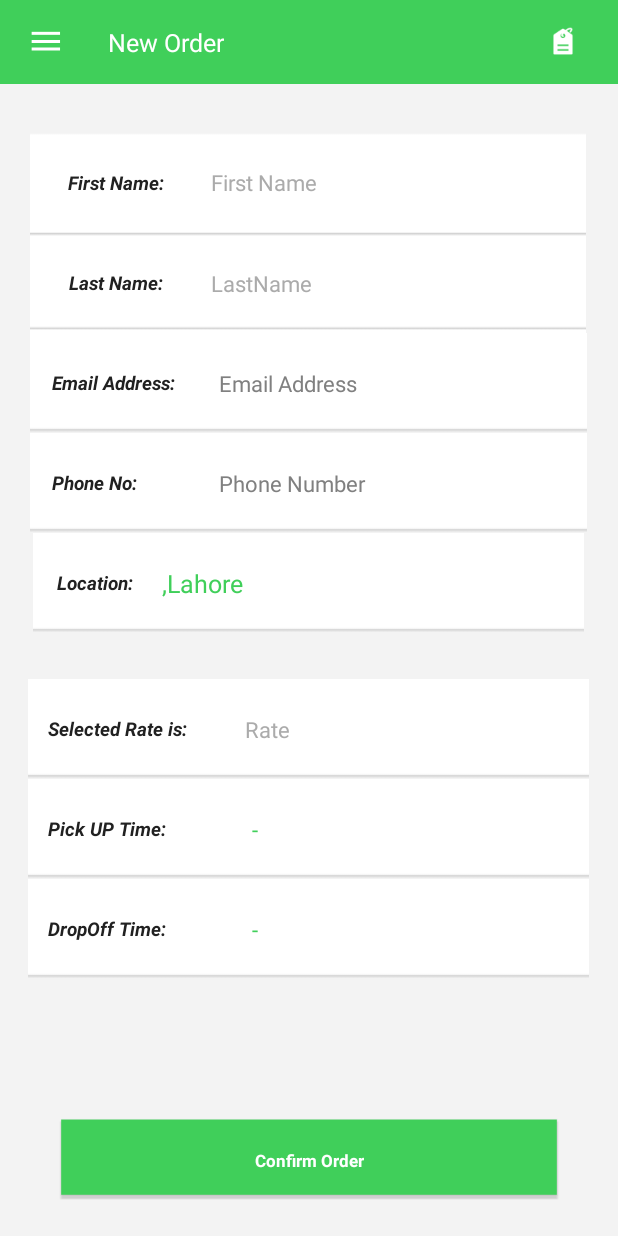
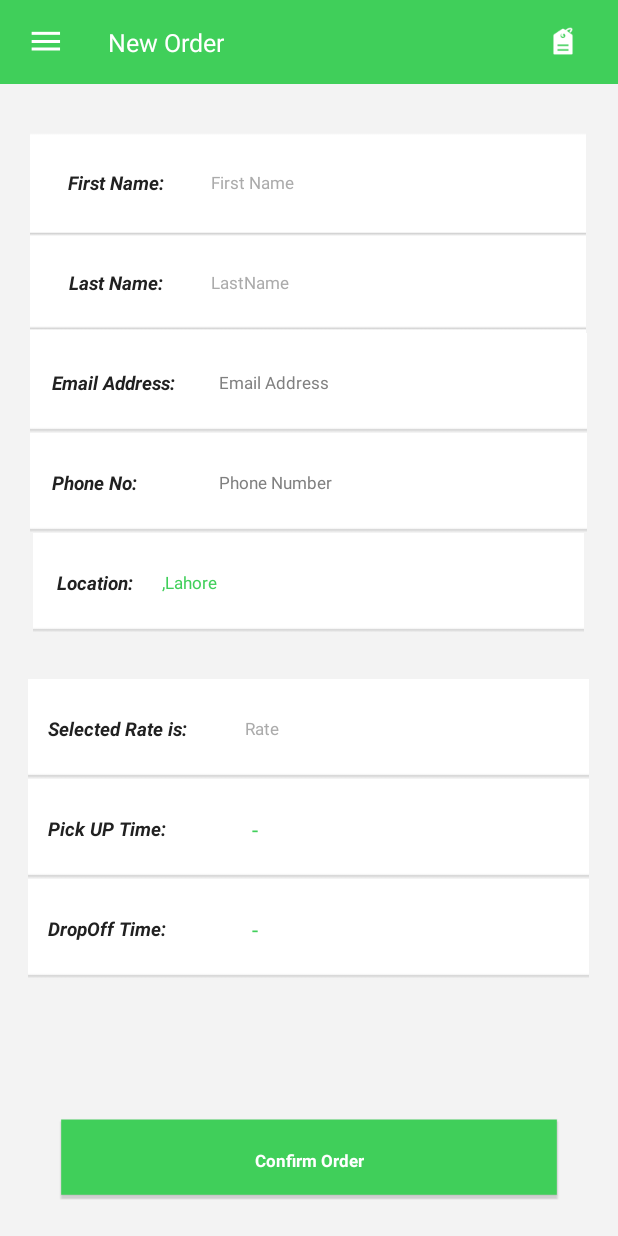
Before and after one commit to ehsan-aslam/ZipJetClone, an Android app: the fragment ConfirmationFragment placed in its activity, on a phone screen of 412 x 824 dp. Run offline under Robolectric (Android 15) with nearby library versions, the phone set to English and light mode, and no system bars; 4 statements that could not run were skipped.

Commit message:
Latest Changes regarding Logout and Maps

```diff
--- a/app/src/main/AndroidManifest.xml
+++ b/app/src/main/AndroidManifest.xml
@@ -75,6 +75,7 @@
             android:name=".ui.activity.HomeActivity"
             android:configChanges="orientation"
             android:screenOrientation="portrait"
+            android:launchMode="singleInstance"
             android:theme="@android:style/Theme.Light.NoTitleBar"/>
 
         <activity
--- a/app/src/main/java/putitout/zipjetclone/ui/activity/HomeActivity.java
+++ b/app/src/main/java/putitout/zipjetclone/ui/activity/HomeActivity.java
@@ -47,7 +47,7 @@ public class HomeActivity extends BaseActivity implements View.OnClickListener,O
 
 
     private TypefaceTextView headerTextView;
-    private TextView placeTextView;
+
     private TextView menuOrderTextView;
     private TextView menuPricingTextView;
     private TextView menuHelpTextView;
@@ -124,30 +124,7 @@ public class HomeActivity extends BaseActivity implements View.OnClickListener,O
         menuLogoutTextView = (TextView) findViewById(R.id.menuLogoutTextView);
         menuLogoutTextView.setOnClickListener(this);
 
-        Bundle bundle = getIntent().getExtras();
-//        longitude = bundle.getDouble("long");
-
-        if(bundle!=null) {
-            latitude = bundle.getDouble("lat");
-            longitude = bundle.getDouble("long");
-            ZLog.info(TAG + "latitude :" + latitude);
-            ZLog.info(TAG + "longitude :" + longitude);
-        } else {
-            ZLog.info(TAG + ""+ bundle);
-        }
-
-
-
-        Bundle bundl = new Bundle();
-
-        bundl.putDouble("lat",latitude);
-        bundl.putDouble("long",longitude);
-
-        ConfirmationFragment orderFragment = new ConfirmationFragment();
-        orderFragment.setArguments(bundl);
-        getSupportFragmentManager().beginTransaction().
-                replace(R.id.fragmentContainerLayout,new OrderFragment(),OrderFragment.TAG).
-                commit();
+        getLatLgCoordinates();
         registerBackStackListener();
 
 //        Window window = this.getWindow();
@@ -161,18 +138,9 @@ public class HomeActivity extends BaseActivity implements View.OnClickListener,O
 
     }
 
-
     @Override
     protected void onActivityResult(int requestCode, int resultCode, Intent data) {
         super.onActivityResult(requestCode, resultCode, data);
-
-//        OrderFragment orderFragment = (OrderFragment) getSupportFragmentManager().findFragmentByTag(OrderFragment.TAG);
-//        if (orderFragment != null) {
-//            orderFragment.onActivityResult(requestCode, resultCode, data);
-//            return;
-//        }
-
-
     }
 
     @Override
@@ -191,6 +159,28 @@ public class HomeActivity extends BaseActivity implements View.OnClickListener,O
     public void changeViewsVisibility(){
 //        headerTextView.setText(R.string.newOrder);
 //        pricingImageView.setVisibility(View.VISIBLE);
+    }
+
+    public void getLatLgCoordinates(){
+
+        Bundle bundle = getIntent().getExtras();
+
+        if(bundle!=null) {
+            latitude = bundle.getDouble(ZUtil.KEY_LATITUDE);
+            longitude = bundle.getDouble(ZUtil.KEY_LONGITUDE);
+        } else {}
+
+        Bundle mBundle = new Bundle();
+
+        mBundle.putDouble(ZUtil.KEY_LATITUDE,latitude);
+        mBundle.putDouble(ZUtil.KEY_LONGITUDE,longitude);
+
+        ConfirmationFragment orderFragment = new ConfirmationFragment();
+        orderFragment.setArguments(mBundle);
+
+        getSupportFragmentManager().beginTransaction().
+                replace(R.id.fragmentContainerLayout,new OrderFragment(),OrderFragment.TAG).
+                commit();
     }
 
     @Override
@@ -212,7 +202,6 @@ public class HomeActivity extends BaseActivity implements View.OnClickListener,O
             case R.id.menuPricingTextView:
                 clearPreviousBackStackTillHomeActivity();
                 Toast.makeText(this,"Pricing",Toast.LENGTH_LONG).show();
-                PricingFragment pricingFragment = new PricingFragment();
                 toggleMenu();
                 replaceFragment(R.id.fragmentContainerLayout,new PricingFragment(),PricingFragment.TAG,true);
                 break;
@@ -242,7 +231,6 @@ public class HomeActivity extends BaseActivity implements View.OnClickListener,O
                 break;
             case R.id.menuLogoutTextView:
                 showLogoutAlert();
-
                 break;
             case R.id.backImageView:
                 getSupportFragmentManager().popBackStack();
@@ -272,23 +260,20 @@ public class HomeActivity extends BaseActivity implements View.OnClickListener,O
 
 
     public void logOut() {
+
         try {
             ZPrefs.clearSharedPreferences(this);
-//            AlbumListingFragment.clearCache();
-//            KCacheManager.getInstance().clearCache();
-//            KCacheManager.getInstance().getImageLoader().clearCache();
         } catch (Exception e) {}
         Intent intent = new Intent(this, PagerActivity.class);
         startActivity(intent);
         finish();
     }
+
     private BroadcastReceiver broadcastReceiver = new BroadcastReceiver() {
         @Override
         public void onReceive(Context context, Intent intent) {
             if(intent.getAction().equals(ZUtil.BROADCAST_ACTION_KILL_PREVIOUS_ACTIVITIES)){
-
             }
-
         }
     };
 
--- a/app/src/main/java/putitout/zipjetclone/ui/activity/LoginActivity.java
+++ b/app/src/main/java/putitout/zipjetclone/ui/activity/LoginActivity.java
@@ -87,7 +87,7 @@ public class LoginActivity extends BaseActivity implements View.OnClickListener,
             emailEditText.setError(null);
         }
         if (ZUtil.isEmpty(passwordEditText.getText().toString())) {
-            passwordEditText.setError(ZUtil.getErrorHtmlFromString(getString(R.string.passwordErrorMessageEmpty)));
+            passwordEditText.setError(ZUtil.getErrorHtmlFromString(getString(R.string.passwordErrorMessageEmpt)));
             confirmLoginButton.setBackgroundResource(R.drawable.save_contact_details_off);
         } else {
             passwordEditText.setError(null);
--- a/app/src/main/java/putitout/zipjetclone/ui/activity/MapActivity.java
+++ b/app/src/main/java/putitout/zipjetclone/ui/activity/MapActivity.java
@@ -24,6 +24,7 @@ import java.io.IOException;
 import putitout.zipjetclone.R;
 import putitout.zipjetclone.ui.util.ZLog;
 import putitout.zipjetclone.ui.util.ZPrefs;
+import putitout.zipjetclone.ui.util.ZUtil;
 
 /**
  * Created by SA on 5/19/2016.
@@ -220,8 +221,8 @@ public class MapActivity extends BaseActivity implements View.OnClickListener  {
                 ZLog.info("address"+address);
                 Intent intent = new Intent(this,HomeActivity.class);
                 Bundle b = new Bundle();
-                b.putDouble("lat",latitude);
-                b.putDouble("long",longitude);
+                b.putDouble(ZUtil.KEY_LATITUDE,latitude);
+                b.putDouble(ZUtil.KEY_LONGITUDE,longitude);
                 intent.putExtras(b);
                 startActivityForResult(intent,10);
 
--- a/app/src/main/java/putitout/zipjetclone/ui/fragment/confirmation/ConfirmationFragment.java
+++ b/app/src/main/java/putitout/zipjetclone/ui/fragment/confirmation/ConfirmationFragment.java
@@ -13,7 +13,6 @@ import android.widget.Toast;
 import putitout.zipjetclone.R;
 import putitout.zipjetclone.ui.activity.HomeActivity;
 import putitout.zipjetclone.ui.fragment.BaseFragment;
-import putitout.zipjetclone.ui.util.ZLog;
 import putitout.zipjetclone.ui.util.ZPrefs;
 import putitout.zipjetclone.ui.util.ZUtil;
 
@@ -39,8 +38,8 @@ public class ConfirmationFragment extends BaseFragment implements View.OnClickLi
 
     private Button saveOrderButton;
 
-    private double lat;
-    private double lon;
+    private double latitude;
+    private double longitude;
 
     String selectedRate;
 
@@ -72,41 +71,9 @@ public class ConfirmationFragment extends BaseFragment implements View.OnClickLi
         saveOrderButton = (Button) v.findViewById(R.id.saveOrderButton);
         saveOrderButton.setOnClickListener(this);
         ZUtil.doSoftInputHide(getActivity());
+        Toast.makeText(getActivity(),"Following are your details",Toast.LENGTH_LONG).show();
+        showSavedData();
 
-
-        Bundle bundle = this.getArguments();
-        String firstName = bundle.getString("firstName");
-        String lastName = bundle.getString("lastName");
-        String email = bundle.getString("email_off_icon");
-        String phoneNumber = bundle.getString("phoneNumber");
-
-        firstNameTextView.setText(firstName);
-        LastNameTextView.setText(lastName);
-        emailTextView.setText(email);
-        phoneNumberTextView.setText(phoneNumber);
-
-
-        String selectedRate = ZPrefs.getString(getActivity(),ZPrefs.KEY_RATE,"");
-        String pickUpTime = ZPrefs.getString(getActivity(),ZPrefs.KEY_PICK_UP_TIME,"");
-        String pickUpDate = ZPrefs.getString(getActivity(),ZPrefs.KEY_PICK_UP_DATE,"");
-        String dropOffTime = ZPrefs.getString(getActivity(),ZPrefs.KEY_DROP_OFF_TIME,"");
-        String dropOffDate = ZPrefs.getString(getActivity(),ZPrefs.KEY_DROP_OFF_DATE,"");
-        String address = ZPrefs.getString(getActivity(),ZPrefs.KEY_ADDRESS,"");
-        rateTextView.setText(selectedRate);
-        pickUpDateTexView.setText(pickUpDate+" "+"-"+pickUpTime);
-        dropOffDateTextView.setText(dropOffDate+" "+"-"+dropOffTime);
-
-        ZLog.info(""+TAG + "address:" + address);
-        ZLog.info(""+TAG + "pickUpTime: " + pickUpTime);
-        ZLog.info(""+TAG + "dropOffTime:" + dropOffTime);
-
-        Toast.makeText(getActivity(),"Following are your details",Toast.LENGTH_LONG).show();
-
-        lat = Double.longBitsToDouble(ZPrefs.getLong(getActivity(),ZPrefs.KEY_LATITUDE,0));
-        lon = Double.longBitsToDouble(ZPrefs.getLong(getActivity(),ZPrefs.KEY_LONGITUDE,0));
-
-        locationTextView.setText(address + "," + "Lahore");
-//        +"Lahore " + "--" + "  "+"Lat: " + lat + " , " + " Long: " + lon
     }
 
     @Override
@@ -126,6 +93,40 @@ public class ConfirmationFragment extends BaseFragment implements View.OnClickLi
     @Override
     public void onVisible() {}
 
+
+    public void showSavedData(){
+
+        Bundle bundle = this.getArguments();
+        String firstName = bundle.getString(ZUtil.KEY_FIRST_NAME);
+        String lastName = bundle.getString(ZUtil.KEY_LAST_NAME);
+        String email = bundle.getString(ZUtil.KEY_EMAIL);
+        String phoneNumber = bundle.getString(ZUtil.KEY_MOBILE);
+
+        firstNameTextView.setText(firstName);
+        LastNameTextView.setText(lastName);
+        emailTextView.setText(email);
+        phoneNumberTextView.setText(phoneNumber);
+
+
+        String selectedRate = ZPrefs.getString(getActivity(),ZPrefs.KEY_RATE,"");
+        String pickUpTime = ZPrefs.getString(getActivity(),ZPrefs.KEY_PICK_UP_TIME,"");
+        String pickUpDate = ZPrefs.getString(getActivity(),ZPrefs.KEY_PICK_UP_DATE,"");
+        String dropOffTime = ZPrefs.getString(getActivity(),ZPrefs.KEY_DROP_OFF_TIME,"");
+        String dropOffDate = ZPrefs.getString(getActivity(),ZPrefs.KEY_DROP_OFF_DATE,"");
+        String address = ZPrefs.getString(getActivity(),ZPrefs.KEY_ADDRESS,"");
+
+        rateTextView.setText(selectedRate);
+
+        pickUpDateTexView.setText(pickUpDate+" "+"-"+pickUpTime);
+        dropOffDateTextView.setText(dropOffDate+" "+"-"+dropOffTime);
+
+        latitude = Double.longBitsToDouble(ZPrefs.getLong(getActivity(),ZPrefs.KEY_LATITUDE,0));
+        longitude = Double.longBitsToDouble(ZPrefs.getLong(getActivity(),ZPrefs.KEY_LONGITUDE,0));
+
+        locationTextView.setText(address + "," + "Lahore");
+//        +"Lahore " + "--" + "  "+"Lat: " + latitude + " , " + " Long: " + longitude
+    }
+
     @Override
     public void onClick(View v) {
         switch (v.getId()){
--- a/app/src/main/java/putitout/zipjetclone/ui/fragment/menu/OrderFragment.java
+++ b/app/src/main/java/putitout/zipjetclone/ui/fragment/menu/OrderFragment.java
@@ -90,9 +90,6 @@ public class OrderFragment extends BaseFragment implements View.OnClickListener{
     private String selectedRate = "LITE PACKAGE";
     String pickUpDate ;
     String dropOffDate;
-
-    private Double lat;
-    private Double lon;
 
     GregorianCalendar date;
 
@@ -409,8 +406,6 @@ public class OrderFragment extends BaseFragment implements View.OnClickListener{
             public void onClick(View v) {
                 Intent intent = new Intent(getActivity(), MapActivity.class);
                 startActivity(intent);
-                getActivity().finish();
-                homeActivity.finish();
                 placeTextView.setText(R.string.lahore );
                 moreOptionsDialog.dismiss();
             }
--- a/app/src/main/java/putitout/zipjetclone/ui/util/ZUtil.java
+++ b/app/src/main/java/putitout/zipjetclone/ui/util/ZUtil.java
@@ -74,8 +74,18 @@ public class ZUtil {
     public static final String KEY_END_DATE= "end_date";
 
 
+    public static final String KEY_MOBILE = "mobileNumber";
 
 
+    public static final String KEY_LATITUDE = "lat";
+
+    public static final String KEY_LONGITUDE = "long";
+
+    public static final String KEY_RATE = "selectedRate";
+
+    public static final String KEY_LITE = "LITE PACKAGE";
+    public static final String KEY_PLUS = "PLUS PACKAGE";
+    public static final String KEY_EXPRESS = "EXPRESS PACKAGE";
 
 
 
--- a/app/src/main/res/layout/fragment_confirmation.xml
+++ b/app/src/main/res/layout/fragment_confirmation.xml
@@ -51,7 +51,7 @@
             android:layout_weight="46"
             android:hint="First Name"
             android:textColorHint="@color/darkGrey"
-            android:textSize="@dimen/_65px"
+            android:textSize="@dimen/_60px"
             android:singleLine="true"
             android:textColor="@color/greenColor"
             android:background="@null"
@@ -115,7 +115,7 @@
             android:layout_weight="46"
             android:hint="LastName"
             android:textColorHint="@color/darkGrey"
-            android:textSize="@dimen/_65px"
+            android:textSize="@dimen/_60px"
             android:singleLine="true"
             android:textColor="@color/greenColor"
             android:background="@null"
@@ -174,7 +174,7 @@
             android:layout_width="0dp"
             android:layout_height="match_parent"
             android:layout_weight="46"
-            android:textSize="@dimen/_65px"
+            android:textSize="@dimen/_60px"
             android:textColor="@color/greenColor"
             android:maxLength="45"
             android:hint="Email Address"
@@ -229,7 +229,7 @@
             android:layout_width="0dp"
             android:layout_height="match_parent"
             android:layout_weight="46"
-            android:textSize="@dimen/_65px"
+            android:textSize="@dimen/_60px"
             android:singleLine="true"
             android:textColor="@color/greenColor"
             android:background="@null"
@@ -289,7 +289,7 @@
             android:layout_width="0dp"
             android:layout_height="match_parent"
             android:layout_weight="48"
-            android:textSize="@dimen/_75px"
+            android:textSize="@dimen/_60px"
             android:singleLine="true"
             android:textColor="@color/greenColor"
             android:background="@null"
@@ -357,7 +357,7 @@
             android:layout_weight="46"
             android:hint="Rate"
             android:textColorHint="@color/darkGrey"
-            android:textSize="@dimen/_65px"
+            android:textSize="@dimen/_60px"
             android:singleLine="true"
             android:textColor="@color/greenColor"
             android:background="@null"
--- a/app/src/main/res/layout/fragment_order.xml
+++ b/app/src/main/res/layout/fragment_order.xml
@@ -504,6 +504,11 @@
             <View
                 android:layout_width="0dp"
                 android:layout_height="wrap_content"
+                android:layout_weight="3.8"/>
+
+            <View
+                android:layout_width="0dp"
+                android:layout_height="wrap_content"
                 android:background="@color/greyColor"
                 android:layout_weight="3.8"/>
 
--- a/app/src/main/res/layout/menu_layout.xml
+++ b/app/src/main/res/layout/menu_layout.xml
@@ -240,6 +240,10 @@
         android:layout_height="1dp"
         android:background="@color/greenColor"/>
 
+    <View
+        android:layout_width="match_parent"
+        android:layout_height="10dp"/>
+
     <LinearLayout
         android:id="@+id/menuLogoutLinearLayout"
         android:layout_width="match_parent"
--- a/app/src/main/res/values/strings.xml
+++ b/app/src/main/res/values/strings.xml
@@ -22,6 +22,8 @@
     <string name="emailAddressInvalidMessage">Please enter a valid Email Address</string>
     <string name="phoneInvalidMessage">Please enter a phone number</string>
     <string name="passwordErrorMessageEmpty">Please enter your Last Name</string>
+
+    <string name="passwordErrorMessageEmpt">Please enter your Password</string>
 
     <!--Internet Alert Messages-->
     <string name="noInternet">No Internet is available</string>
```
Also changed, not shown: app/src/main/java/putitout/zipjetclone/ui/activity/PagerActivity.java (+7 -0 lines), app/src/main/java/putitout/zipjetclone/ui/fragment/contactinfo/AddContactInfoFragment.java (+4 -4 lines), app/src/main/res/layout/fragment_add_contact_info.xml (+21 -0 lines).
